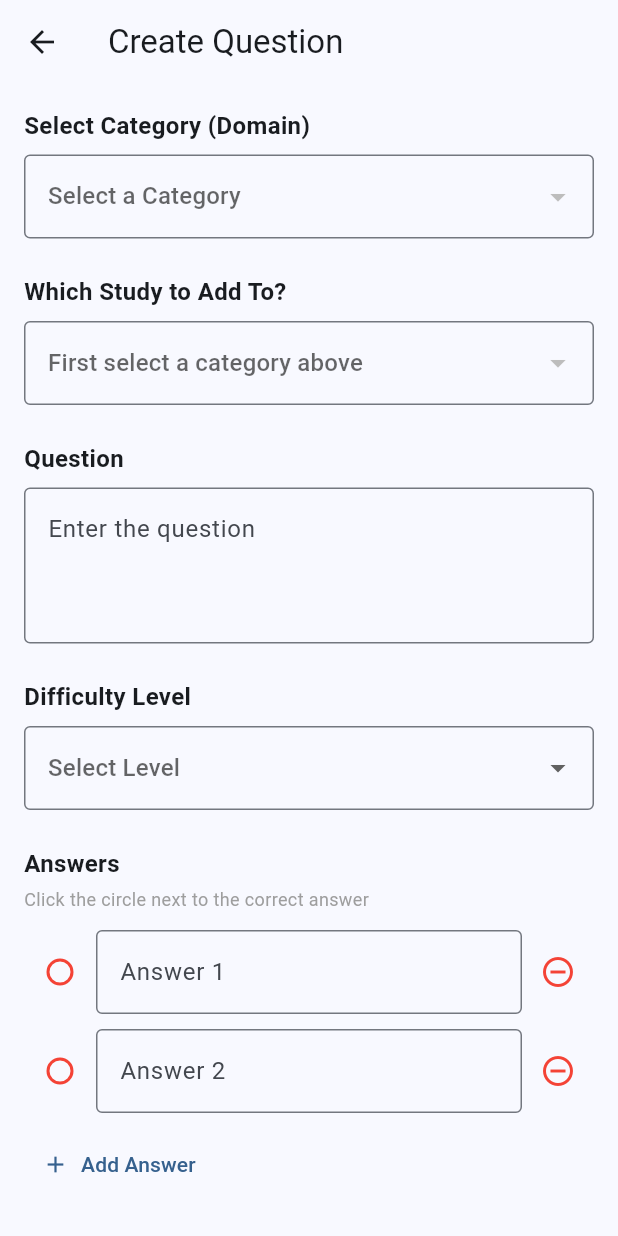
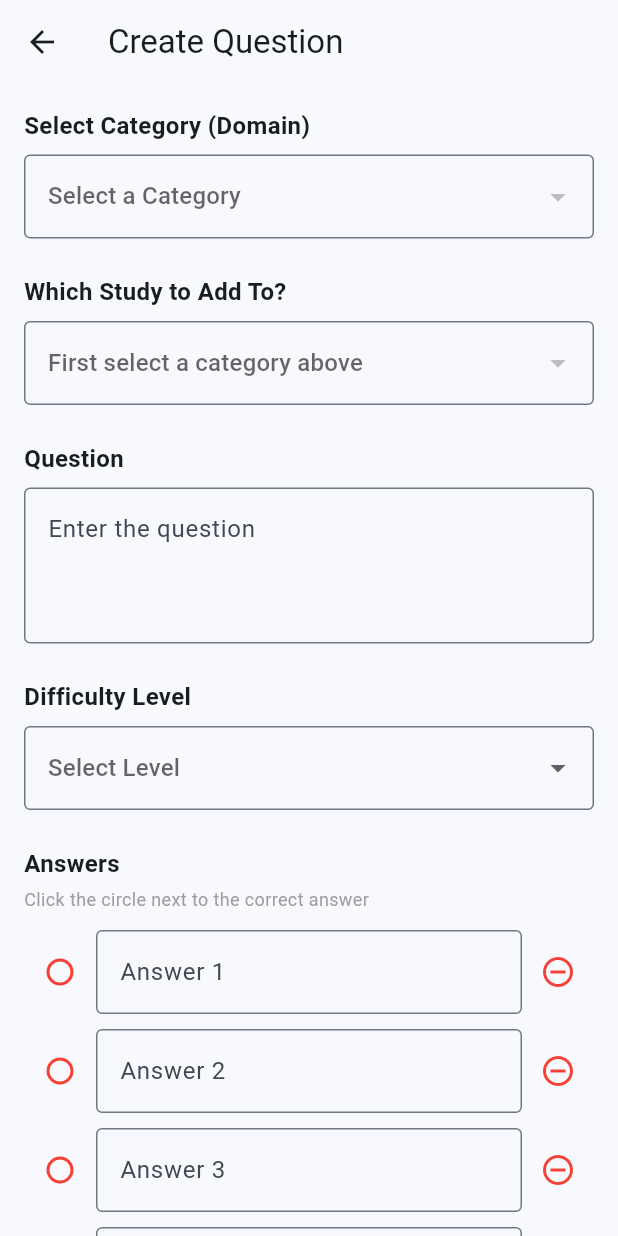
Before and after one commit to krlpsule/LexiLearnApp, a Flutter app: the CreateQuestionScreen screen opened directly, on a phone screen of 412 x 824 dp. Run offline on Flutter 3.47's test engine with Material 3 defaults, Android fonts, the phone set to English and light mode, and no system bars; network calls fail.

Commit message:
Sik sayisi 4e cikarildi

```diff
--- a/lexilearn_app/lib/create_question_screen.dart
+++ b/lexilearn_app/lib/create_question_screen.dart
@@ -12,6 +12,8 @@ class CreateQuestionScreen extends StatefulWidget {
 class _CreateQuestionScreenState extends State<CreateQuestionScreen> {
   final TextEditingController _questionController = TextEditingController();
   final List<TextEditingController> _answerControllers = [
+    TextEditingController(),
+    TextEditingController(),
     TextEditingController(),
     TextEditingController(),
   ];
```
